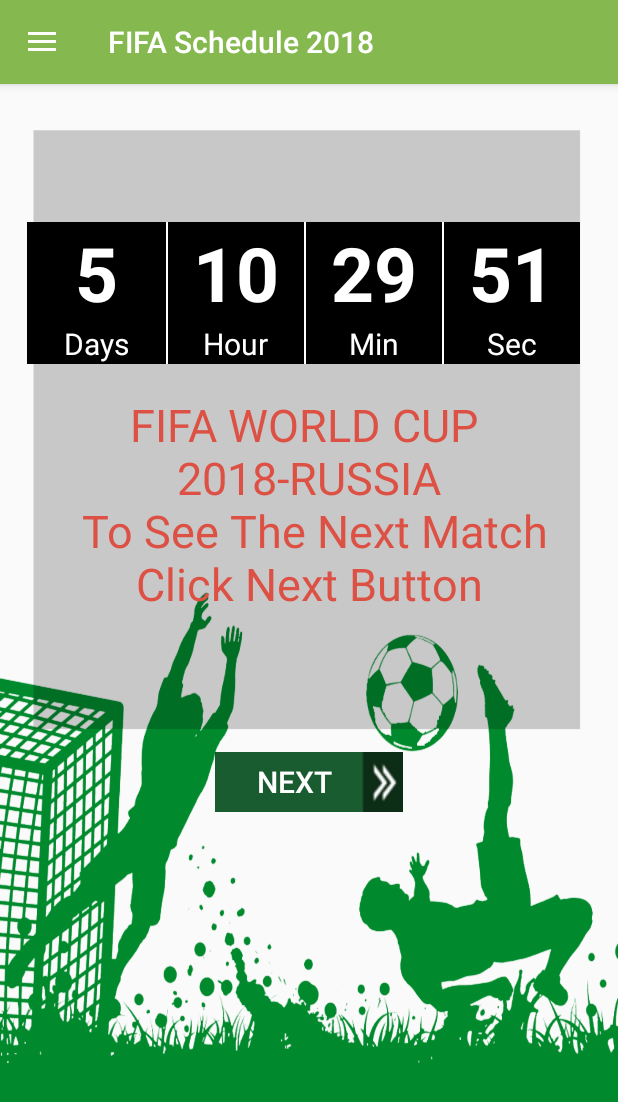
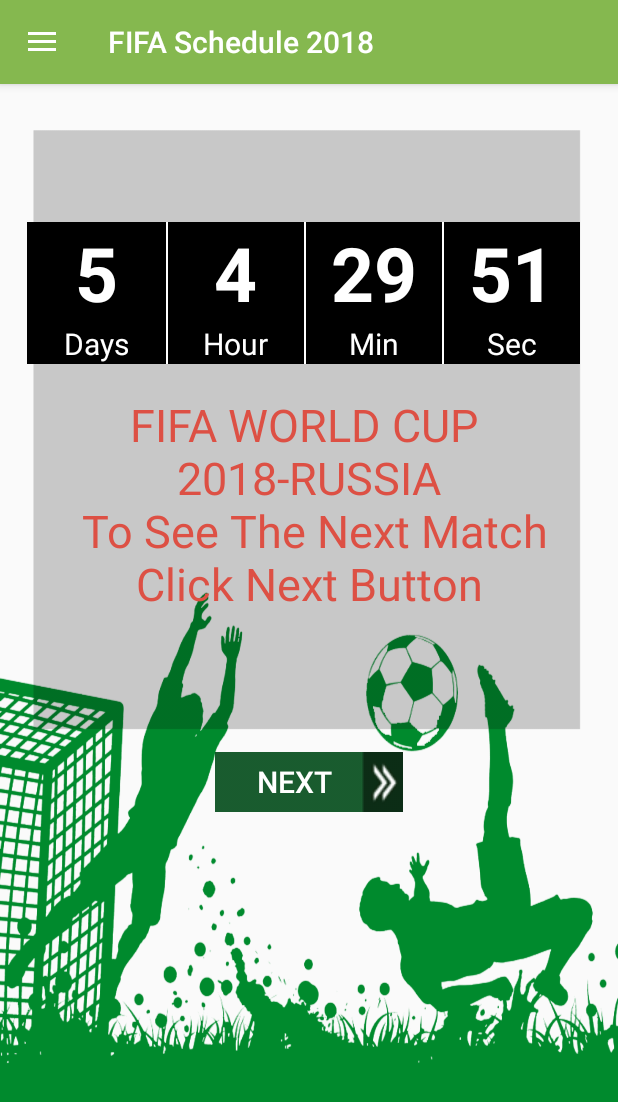
Before and after one commit to raihansarkar/FIFAWorldCup, an Android app: the BlankFragment screen opened directly, with no data from a screen before it, on a phone screen of 412 x 824 dp. Shown: the top 1102 px of the screen. Run offline under Robolectric (Android 15) with nearby library versions, the phone set to English and light mode, and no system bars; our stand-ins replace CircleImageView.

Commit message:
update coundown

```diff
--- a/app/src/main/java/smac/net/fifaworldcup/BlankFragment.java
+++ b/app/src/main/java/smac/net/fifaworldcup/BlankFragment.java
@@ -17,6 +17,7 @@
 import java.text.ParseException;
 import java.text.SimpleDateFormat;
 import java.util.Locale;
+import java.util.TimeZone;
 
 
 /**
@@ -70,8 +71,9 @@
         tv_second=view.findViewById(R.id.tv_second);
 
 
-        String date = "2018-06-14 21:00:00";
-        SimpleDateFormat df = new SimpleDateFormat("yyyy-MM-dd HH:mm:ss", Locale.getDefault());
+        String date = "2018-06-14 18:00:00 GMT+03:00";
+        SimpleDateFormat df = new SimpleDateFormat("yyyy-MM-dd HH:mm:ss");
+        df.setTimeZone(TimeZone.getTimeZone("GMT+03:00"));
 
 
         try {
```
